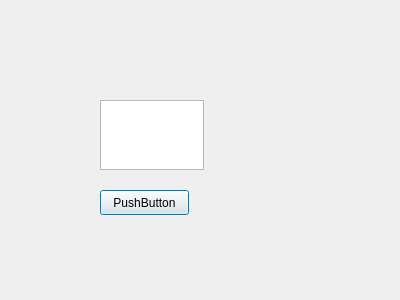
Above: Engg._Drawing_Visualization_n_Design/Source_Code/forms/mydialog.ui from arpanmangal/COP-CAD before the change. Below: the same form after it.
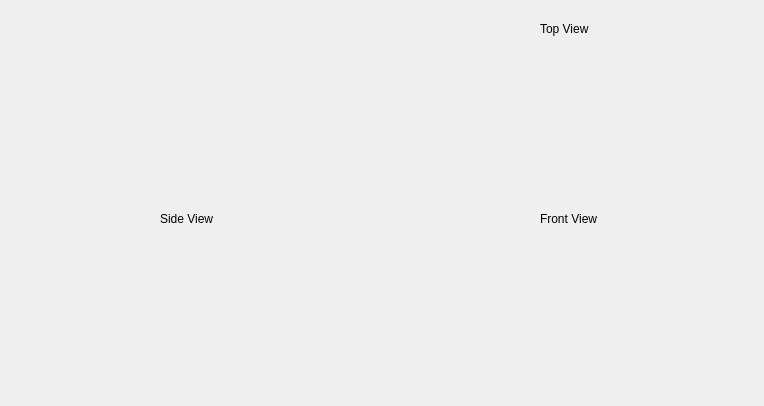
That is the form after the change.

Commit message: Opening a new window for twoDProjection having 3 views

The edit to the form file:
```diff
--- a/Engg._Drawing_Visualization_n_Design/Source_Code/forms/mydialog.ui
+++ b/Engg._Drawing_Visualization_n_Design/Source_Code/forms/mydialog.ui
@@ -6,34 +6,80 @@
    <rect>
     <x>0</x>
     <y>0</y>
-    <width>400</width>
-    <height>300</height>
+    <width>764</width>
+    <height>406</height>
    </rect>
   </property>
   <property name="windowTitle">
    <string>Dialog</string>
   </property>
-  <widget class="QPlainTextEdit" name="plainTextEdit">
+  <widget class="QWidget" name="front_view_widget" native="true">
    <property name="geometry">
     <rect>
-     <x>100</x>
-     <y>100</y>
-     <width>104</width>
-     <height>70</height>
+     <x>420</x>
+     <y>240</y>
+     <width>321</width>
+     <height>151</height>
     </rect>
    </property>
   </widget>
-  <widget class="QPushButton" name="pushButton">
+  <widget class="QWidget" name="TopView" native="true">
    <property name="geometry">
     <rect>
-     <x>100</x>
-     <y>190</y>
-     <width>89</width>
-     <height>25</height>
+     <x>420</x>
+     <y>50</y>
+     <width>321</width>
+     <height>151</height>
     </rect>
    </property>
+  </widget>
+  <widget class="QWidget" name="SideView" native="true">
+   <property name="geometry">
+    <rect>
+     <x>40</x>
+     <y>240</y>
+     <width>321</width>
+     <height>151</height>
+    </rect>
+   </property>
+  </widget>
+  <widget class="QLabel" name="label">
+   <property name="geometry">
+    <rect>
+     <x>160</x>
+     <y>210</y>
+     <width>67</width>
+     <height>17</height>
+    </rect>
+   </property>
    <property name="text">
-    <string>PushButton</string>
+    <string>Side View</string>
+   </property>
+  </widget>
+  <widget class="QLabel" name="label_2">
+   <property name="geometry">
+    <rect>
+     <x>540</x>
+     <y>210</y>
+     <width>81</width>
+     <height>17</height>
+    </rect>
+   </property>
+   <property name="text">
+    <string>Front View</string>
+   </property>
+  </widget>
+  <widget class="QLabel" name="label_3">
+   <property name="geometry">
+    <rect>
+     <x>540</x>
+     <y>20</y>
+     <width>67</width>
+     <height>17</height>
+    </rect>
+   </property>
+   <property name="text">
+    <string>Top View</string>
    </property>
   </widget>
  </widget>
```
The commit also changes 13 other files.
